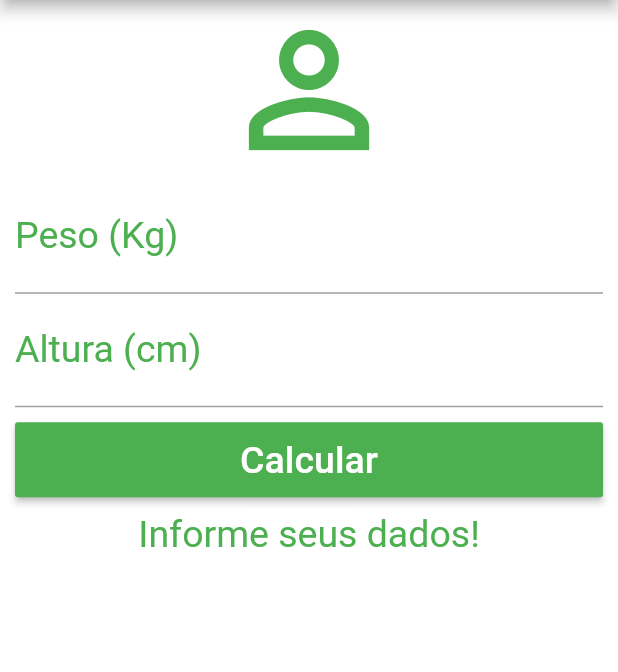
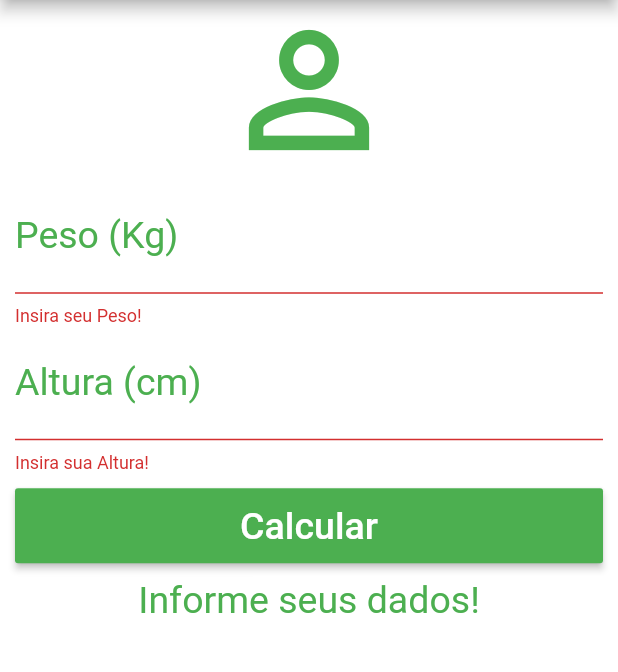
Before and after one commit to Maurilio-David/Calculadora-IMC-Flutter, a Flutter app: the screen it shows after launch, after a tap on "Calcular", on a phone screen of 412 x 824 dp, the part 84-756 px from its top. Run offline on Flutter 3.47's test engine with Material 2 defaults, Android fonts, the phone set to English and light mode, and no system bars.

```diff
--- a/lib/main.dart
+++ b/lib/main.dart
@@ -15,14 +15,16 @@ class _HomeState extends State<Home> {
   TextEditingController weightController = TextEditingController();
   TextEditingController heightController = TextEditingController();
 
+  GlobalKey<FormState> _formKey = GlobalKey<FormState>();
+
   String _infoText = "Informe seus dados!";
 
   void _resetFields() {
     weightController.text = "";
     heightController.text = "";
-    if (_infoText != "Informe seus dados!") {
+    setState(() {
       _infoText = "Informe seus dados!";
-    }
+    });
   }
 
   void _calculate() {
@@ -63,11 +65,13 @@ class _HomeState extends State<Home> {
         backgroundColor: Colors.white,
         body: SingleChildScrollView(
           padding: EdgeInsets.fromLTRB(10.0, 0.0, 10.0, 0.0),
+          child: Form(
+              key: _formKey,
               child: Column(
                 crossAxisAlignment: CrossAxisAlignment.stretch,
                 children: <Widget>[
                   Icon(Icons.person_outline, size: 120.0, color: Colors.green),
-              TextField(
+                  TextFormField(
                     keyboardType: TextInputType.number,
                     decoration: InputDecoration(
                         labelText: "Peso (Kg)",
@@ -75,8 +79,13 @@ class _HomeState extends State<Home> {
                     textAlign: TextAlign.center,
                     style: TextStyle(color: Colors.green, fontSize: 25.0),
                     controller: weightController,
+                    validator: (value) {
+                      if (value.isEmpty) {
+                        return "Insira seu Peso!";
+                      }
+                    },
                   ),
-              TextField(
+                  TextFormField(
                     keyboardType: TextInputType.number,
                     decoration: InputDecoration(
                         labelText: "Altura (cm)",
@@ -84,13 +93,22 @@ class _HomeState extends State<Home> {
                     textAlign: TextAlign.center,
                     style: TextStyle(color: Colors.green, fontSize: 25.0),
                     controller: heightController,
+                    validator: (value) {
+                      if (value.isEmpty) {
+                        return "Insira sua Altura!";
+                      }
+                    },
                   ),
                   Padding(
                     padding: EdgeInsets.only(top: 10.0, bottom: 10.0),
                     child: Container(
                       height: 50.0,
                       child: RaisedButton(
-                    onPressed: _calculate,
+                        onPressed: () {
+                          if (_formKey.currentState.validate()) {
+                            _calculate();
+                          }
+                        },
                         child: Text(
                           "Calcular",
                           style: TextStyle(color: Colors.white, fontSize: 25.0),
@@ -105,7 +123,7 @@ class _HomeState extends State<Home> {
                     style: TextStyle(color: Colors.green, fontSize: 25.0),
                   )
                 ],
-          ),
+              )),
         ));
   }
 }
```
Lines whose indentation alone changed are shown as unchanged.
